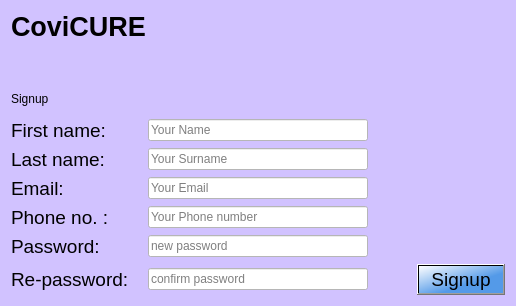
Above: Forms/signup.ui from ayush-regmi/CoviCURE before the change. Below: the same form after it.
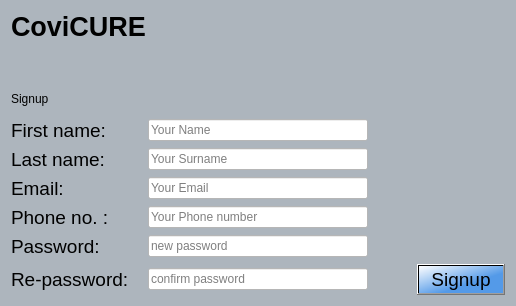
That is the form after the change.

Commit message: Edited Dashboard images and changed some backgrond colors

What changed in the file:
```diff
--- a/Forms/signup.ui
+++ b/Forms/signup.ui
@@ -14,7 +14,7 @@
    <string>Dialog</string>
   </property>
   <property name="styleSheet">
-   <string notr="true">background-color: rgb(209, 194, 255);</string>
+   <string notr="true">background-color: rgb(173, 181, 189);</string>
   </property>
   <layout class="QVBoxLayout" name="verticalLayout_3">
    <item>
```
The commit also changes 8 other files.
